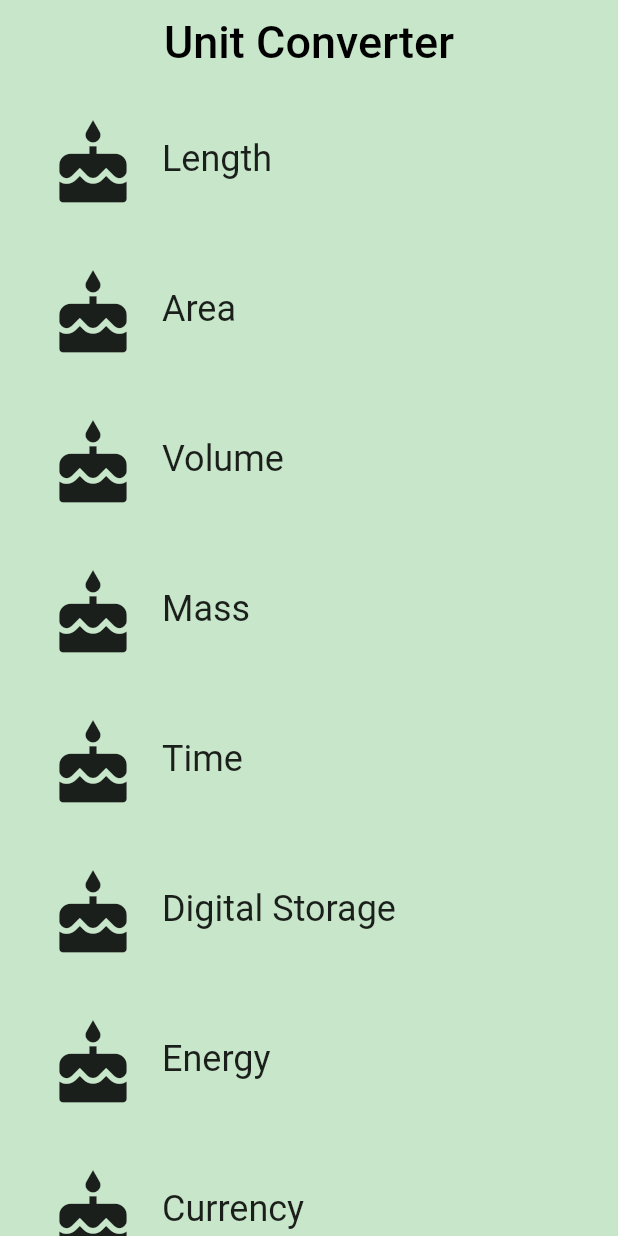
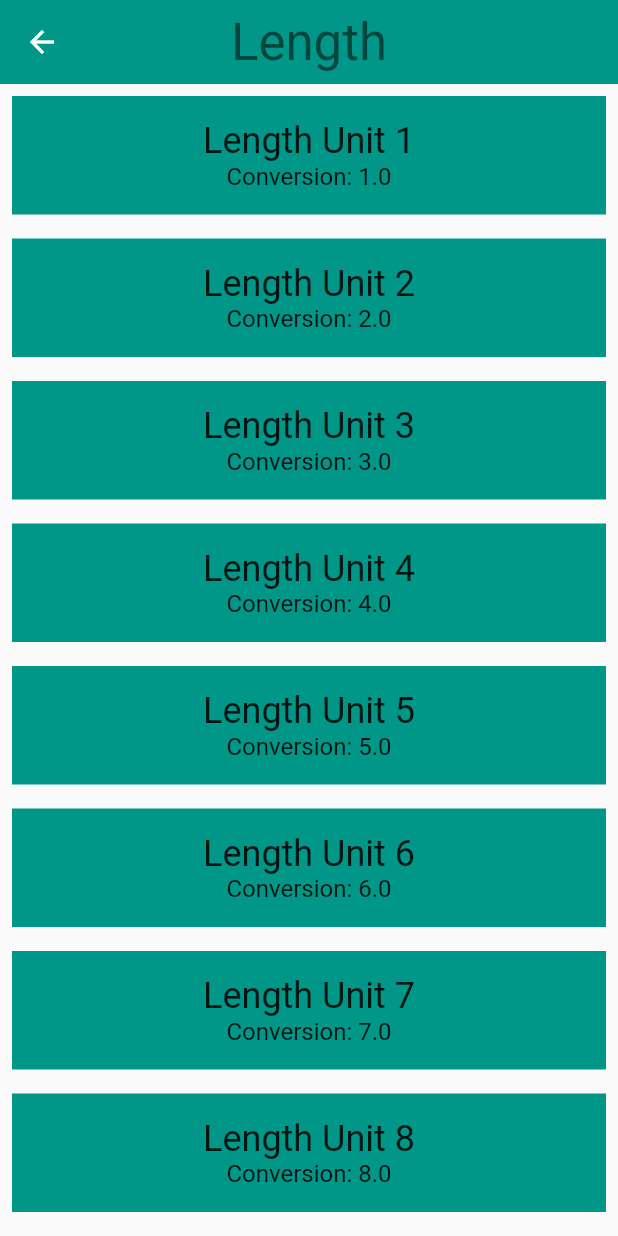
Before and after one commit to hashem039/card_ategory, a Flutter app: the screen it shows after launch, after a tap on "Length", on a phone screen of 412 x 824 dp. Run offline on Flutter 3.47's test engine with Material 2 defaults, Android fonts, the light colour scheme and no system bars.

Commit message:
udacity practical app for learning flutter Add new screen and navigation

```diff
--- a/lib/category.dart
+++ b/lib/category.dart
@@ -1,40 +1,72 @@
 // To keep your imports tidy, follow the ordering guidelines at
 // https://www.dartlang.org/guides/language/effective-dart/style#ordering
-import 'package:flutter/cupertino.dart';
+import 'package:card_ategory/category_route.dart';
+import 'package:card_ategory/unit.dart';
 import 'package:flutter/material.dart';
+// @required is defined in the meta.dart package
+import 'package:meta/meta.dart';
 
+import 'converter_route.dart';
+
+
+// We use an underscore to indicate that these variables are private.
+// See https://www.dartlang.org/guides/language/effective-dart/design#libraries
 final _rowHeight = 100.0;
-final _rowPadding = 8.0;
 final _borderRadius = BorderRadius.circular(_rowHeight / 2);
-
-final _iconSize = 60.0;
-final _iconPadding = 16.0;
-
-final _textSize = 24.0;
 
 /// A custom [Category] widget.
 ///
 /// The widget is composed on an [Icon] and [Text]. Tapping on the widget shows
 /// a colored [InkWell] animation.
 class Category extends StatelessWidget {
+  final String name;
+  final ColorSwatch color;
+  final IconData iconLocation;
+  final List<Unit> units;
+
   /// Creates a [Category].
   ///
   /// A [Category] saves the name of the Category (e.g. 'Length'), its color for
   /// the UI, and the icon that represents it (e.g. a ruler).
-  // TODO: You'll need the name, color, and iconLocation from main.dart
-  final String name;
-  final ColorSwatch color;
-  final IconData iconLocation;
-
+  // While the @required checks for whether a named parameter is passed in,
+  // it doesn't check whether the object passed in is null. We check that
+  // in the assert statement.
   const Category({
     Key key,
     @required this.name,
     @required this.color,
     @required this.iconLocation,
+    @required this.units,
   })  : assert(name != null),
         assert(color != null),
         assert(iconLocation != null),
+        assert(units != null),
         super(key: key);
+
+  /// Navigates to the [ConverterRoute].
+  void _navigateToConverter(BuildContext context) {
+    // TODO: Using the Navigator, navigate to the [ConverterRoute]
+    Navigator.of(context).push(MaterialPageRoute<Null>(
+    builder: (BuildContext context) {
+      return Scaffold(
+        appBar: AppBar(
+          elevation: 0.0,
+          title: Text(
+            name,
+            style: Theme.of(context).textTheme.display1,
+          ),
+          centerTitle: true,
+          backgroundColor: color,
+
+        ),
+        body: ConverterRoute(
+          color: color,
+          units: units,
+        ),
+      );
+    }
+    ));
+  }
 
   /// Builds a custom widget that shows [Category] information.
   ///
@@ -45,7 +77,6 @@ class Category extends StatelessWidget {
   // Theme ancestor in the tree. Below, we obtain the display1 text theme.
   // See https://docs.flutter.io/flutter/material/Theme-class.html
   Widget build(BuildContext context) {
-    // TODO: Build the custom widget here, referring to the Specs.
     return Material(
       color: Colors.transparent,
       child: Container(
@@ -54,19 +85,26 @@ class Category extends StatelessWidget {
           borderRadius: _borderRadius,
           highlightColor: color,
           splashColor: color,
+          // We can use either the () => function() or the () { function(); }
+          // syntax.
+          // TODO: Update this onTap property to call _navigateToConverter()
           onTap: () {
-              print('Inkwell had tapped');
+            _navigateToConverter(context);
           },
           child: Padding(
-              padding: const EdgeInsets.all(8.0),
+            padding: EdgeInsets.all(8.0),
             child: Row(
               crossAxisAlignment: CrossAxisAlignment.stretch,
+              // There are two ways to denote a list: `[]` and `List()`.
+              // Prefer to use the literal syntax, i.e. `[]`, instead of `List()`.
+              // You can add the type argument if you'd like, i.e. <Widget>[].
+              // See https://www.dartlang.org/guides/language/effective-dart/usage#do-use-collection-literals-when-possible
               children: [
                 Padding(
-                    padding: EdgeInsets.all(_iconPadding),
+                  padding: EdgeInsets.all(16.0),
                   child: Icon(
                     iconLocation,
-                      size: _iconSize,
+                    size: 60.0,
                   ),
                 ),
                 Center(
@@ -75,11 +113,12 @@ class Category extends StatelessWidget {
                     textAlign: TextAlign.center,
                     style: Theme.of(context).textTheme.headline,
                   ),
-                  )
+                ),
               ],
             ),
           ),
         ),
-        ));
+      ),
+    );
   }
 }
--- a/lib/category_route.dart
+++ b/lib/category_route.dart
@@ -1,14 +1,11 @@
+import 'package:card_ategory/unit.dart';
 import 'package:flutter/material.dart';
+
 
 import 'category.dart';
 
-// TODO: Check if we need to import anything
+final _backgroundColor = Colors.green[100];
 
-// TODO: Define any constants
-final _appBarTitle = 'Unit Converter';
-final _titleSize = 30.0;
-final _backgroundColor = Colors.green[100];
-final categories = <Category>[];
 /// Category Route (screen).
 ///
 /// This is the 'home' screen of the Unit Converter. It shows a header and
@@ -18,6 +15,7 @@ final categories = <Category>[];
 /// because it is responsible for the UI at the route's destination.
 class CategoryRoute extends StatelessWidget {
   const CategoryRoute();
+
   static const _categoryNames = <String>[
     'Length',
     'Area',
@@ -40,45 +38,53 @@ class CategoryRoute extends StatelessWidget {
     Colors.red,
   ];
 
-  Widget _buildCategoryWidgets(List<Widget> categories, bool portrait) {
-    if (portrait) {
-      return ListView.builder(
-        itemBuilder: (BuildContext context, int index) => categories[index],
-        itemCount: categories.length,
+  /// Makes the correct number of rows for the list view.
+  ///
+  /// For portrait, we use a [ListView].
+  Widget _buildCategoryWidgets(List<Widget> categories) {
+    return ListView.builder(
+      itemBuilder: (BuildContext context, int index) => categories[index],
+      itemCount: categories.length,
+    );
+  }
+
+  /// Returns a list of mock [Unit]s.
+  List<Unit> _retrieveUnitList(String categoryName) {
+    return List.generate(10, (int i) {
+      i += 1;
+      return Unit(
+        name: '$categoryName Unit $i',
+        conversion: i.toDouble(),
       );
-    } else {
-      return GridView.count(crossAxisCount: 2, childAspectRatio: 3.0, children: categories,);
-    }
+    });
   }
 
   @override
   Widget build(BuildContext context) {
-    // TODO: Create a list of the eight Categories, using the names and colors
-    // from above. Use a placeholder icon, such as `Icons.cake` for each
-    // Category. We'll add custom icons later.
+    final categories = <Category>[];
+
     for (var i = 0; i < _categoryNames.length; i++) {
       categories.add(Category(
         name: _categoryNames[i],
         color: _baseColors[i],
         iconLocation: Icons.cake,
+        units: _retrieveUnitList(_categoryNames[i]),
       ));
     }
 
-    // TODO: Create a list view of the Categories
     final listView = Container(
       color: _backgroundColor,
       padding: EdgeInsets.symmetric(horizontal: 8.0),
-      child: _buildCategoryWidgets(categories, MediaQuery.of(context).orientation == Orientation.portrait ),
+      child: _buildCategoryWidgets(categories),
     );
 
-    // TODO: Create an App Bar
     final appBar = AppBar(
       elevation: 0.0,
       title: Text(
-        _appBarTitle,
+        'Unit Converter',
         style: TextStyle(
           color: Colors.black,
-          fontSize: _titleSize,
+          fontSize: 30.0,
         ),
       ),
       centerTitle: true,
--- /dev/null
+++ b/lib/converter_route.dart
@@ -0,0 +1,59 @@
+// Copyright 2018 The Chromium Authors. All rights reserved.
+// Use of this source code is governed by a BSD-style license that can be
+// found in the LICENSE file.
+
+import 'package:card_ategory/unit.dart';
+import 'package:flutter/material.dart';
+import 'package:meta/meta.dart';
+
+
+/// Converter screen where users can input amounts to convert.
+///
+/// Currently, it just displays a list of mock units.
+///
+/// While it is named ConverterRoute, a more apt name would be ConverterScreen,
+/// because it is responsible for the UI at the route's destination.
+class ConverterRoute extends StatelessWidget {
+
+  //Color for the category
+  final Color color;
+  /// Units for this [Category].
+  final List<Unit> units;
+
+  /// This [ConverterRoute] requires the color and units to not be null.
+  // TODO: Pass in the [Category]'s color
+  const ConverterRoute({
+    @required this.color,
+    @required this.units,
+  }) : assert(units != null),
+       assert(color != null);
+
+  @override
+  Widget build(BuildContext context) {
+    // Here is just a placeholder for a list of mock units
+    final unitWidgets = units.map((Unit unit) {
+      // TODO: Set the color for this Container
+      return Container(
+        color: color,
+        margin: EdgeInsets.all(8.0),
+        padding: EdgeInsets.all(16.0),
+        child: Column(
+          children: <Widget>[
+            Text(
+              unit.name,
+              style: Theme.of(context).textTheme.headline,
+            ),
+            Text(
+              'Conversion: ${unit.conversion}',
+              style: Theme.of(context).textTheme.subhead,
+            ),
+          ],
+        ),
+      );
+    }).toList();
+
+    return ListView(
+      children: unitWidgets,
+    );
+  }
+}
--- /dev/null
+++ b/lib/unit.dart
@@ -0,0 +1,23 @@
+import 'package:meta/meta.dart';
+
+/// Information about a [Unit].
+class Unit {
+  final String name;
+  final double conversion;
+
+  /// A [Unit] stores its name and conversion factor.
+  ///
+  /// An example would be 'Meter' and '1.0'.
+  const Unit({
+    @required this.name,
+    @required this.conversion,
+  })  : assert(name != null),
+        assert(conversion != null);
+
+  /// Creates a [Unit] from a JSON object.
+  Unit.fromJson(Map jsonMap)
+      : assert(jsonMap['name'] != null),
+        assert(jsonMap['conversion'] != null),
+        name = jsonMap['name'],
+        conversion = jsonMap['conversion'].toDouble();
+}
```
Lines whose indentation alone changed are shown as unchanged.
